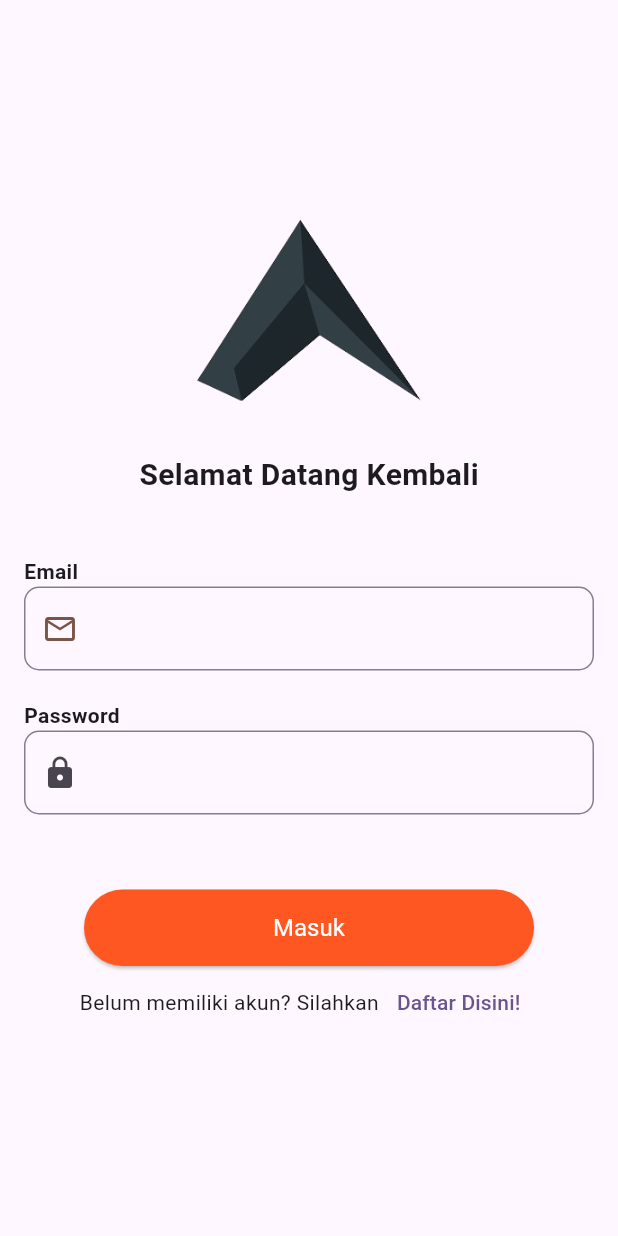
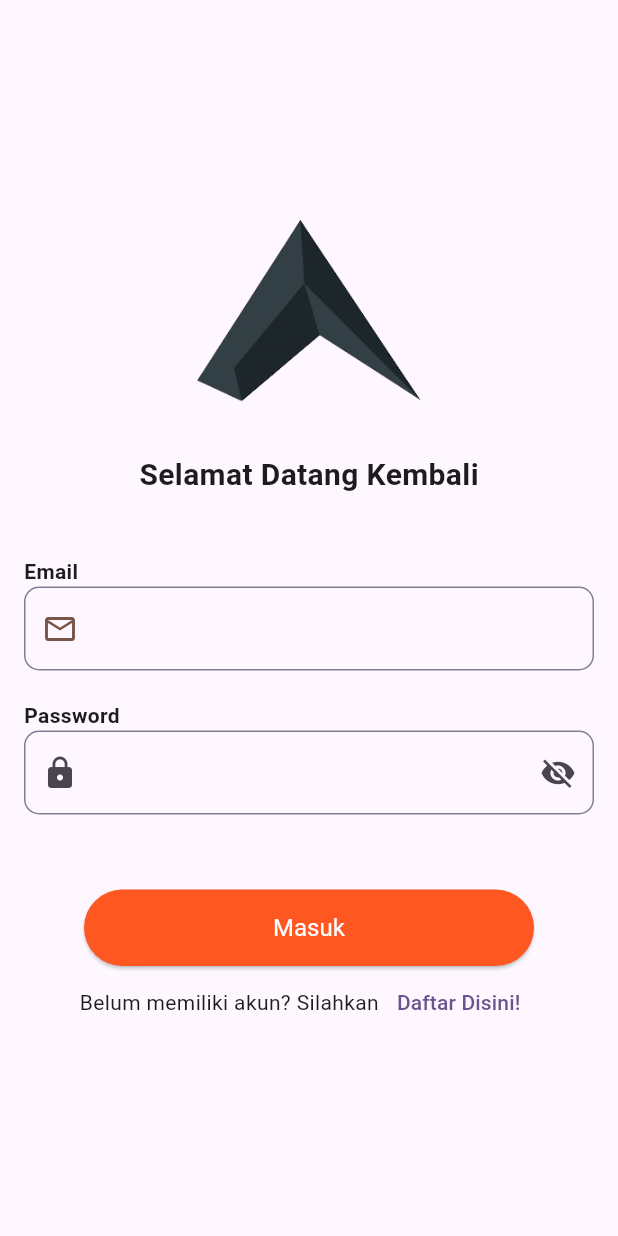
Before and after one commit to MusthafaLuthfi76/20220140201_UCP1Flutter, a Flutter app: the screen it shows after launch, on a phone screen of 412 x 824 dp. Run offline on Flutter 3.47's test engine with Material 3 defaults, Android fonts, the phone set to English and light mode, and no system bars.

Commit message:
Visibility password di login page

```diff
--- a/lib/LoginPage.dart
+++ b/lib/LoginPage.dart
@@ -13,9 +13,17 @@ class _LoginPageState extends State<LoginPage> {
   final TextEditingController passwordController = TextEditingController();
   final TextEditingController namaController = TextEditingController();
 
+  bool obscurePassword = true;
+
   @override
   void initState() {
     super.initState();
+  }
+
+  void togglePasswordVisibility() {
+    setState(() {
+      obscurePassword = !obscurePassword;
+    });
   }
 
   @override
@@ -74,9 +82,16 @@ class _LoginPageState extends State<LoginPage> {
               ),
               TextFormField(
                 controller: passwordController,
-                decoration: const InputDecoration(
+                obscureText: obscurePassword,
+                decoration: InputDecoration(
                   border: OutlineInputBorder(),
                   prefixIcon: Icon(Icons.lock),
+                  suffixIcon: IconButton(
+                    icon: Icon(
+                      obscurePassword ? Icons.visibility_off : Icons.visibility,
+                    ),
+                    onPressed: togglePasswordVisibility,
+                  ),
                   enabledBorder: const OutlineInputBorder(
                             borderRadius: BorderRadius.all(Radius.circular(10)),
                             borderSide: BorderSide(
```
